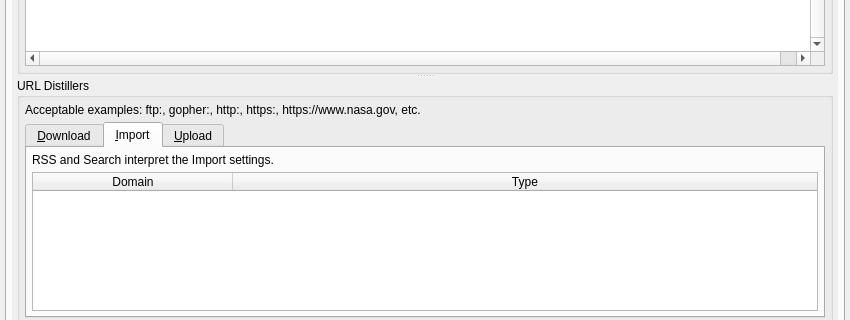
textbrowser/spot-on, file branches/trunk/UI/spot-on-controlcenter.ui: the form before one commit; both pictures show x 0 to 850 and y 246 to 566 of the 850 by 650 pixel window.
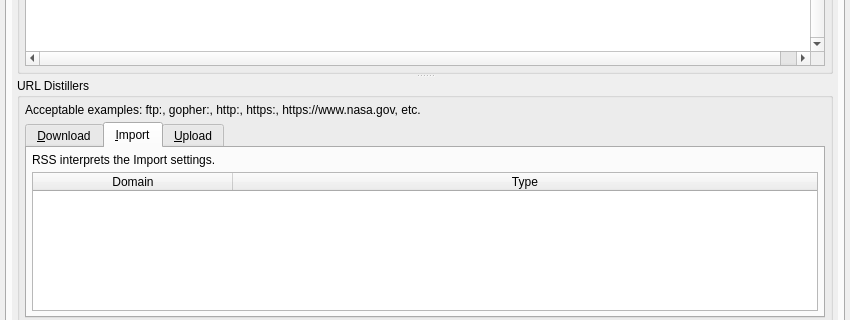
The form after the commit. The open tabs and pages were chosen to show the change. Icons and pictures are not drawn. Custom widgets are drawn as their Qt base class.

Commit message: Label text changes.

What changed in the file:
```diff
--- a/branches/trunk/UI/spot-on-controlcenter.ui
+++ b/branches/trunk/UI/spot-on-controlcenter.ui
@@ -7501,8 +7501,8 @@
             <rect>
              <x>0</x>
              <y>0</y>
-             <width>679</width>
-             <height>517</height>
+             <width>826</width>
+             <height>546</height>
             </rect>
            </property>
            <layout class="QVBoxLayout" name="verticalLayout_58">
@@ -7815,7 +7815,7 @@
                     <item>
                      <widget class="QLabel" name="label_43">
                       <property name="text">
-                       <string>RSS and Search interpret the Import settings.</string>
+                       <string>RSS interprets the Import settings.</string>
                       </property>
                       <property name="wordWrap">
                        <bool>true</bool>
```
Left out of the diff: 2 changed lines with no effect on the pictures. The commit also changes 1 other file.
